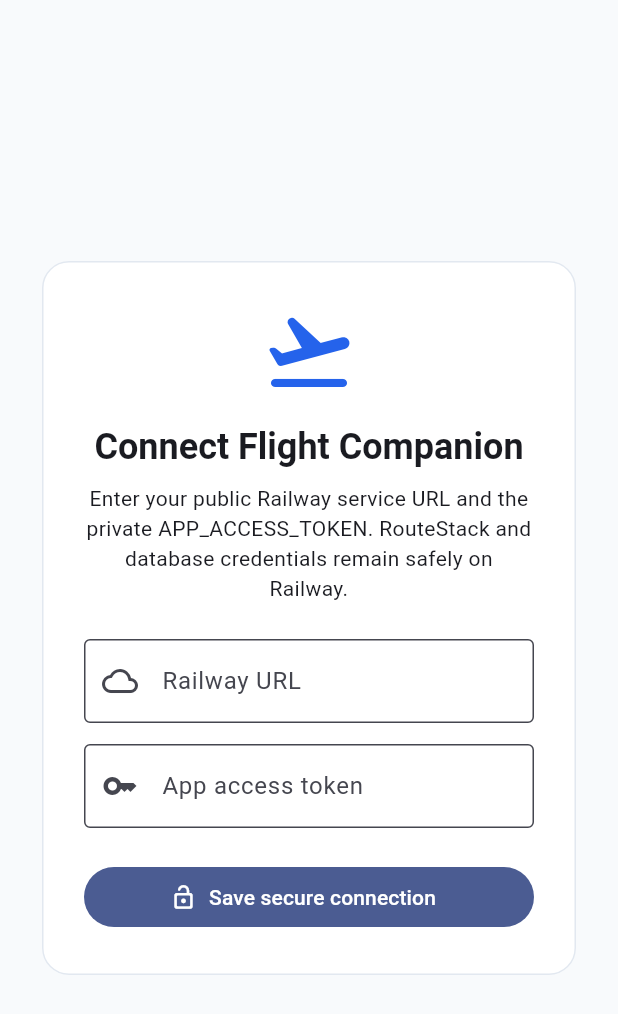
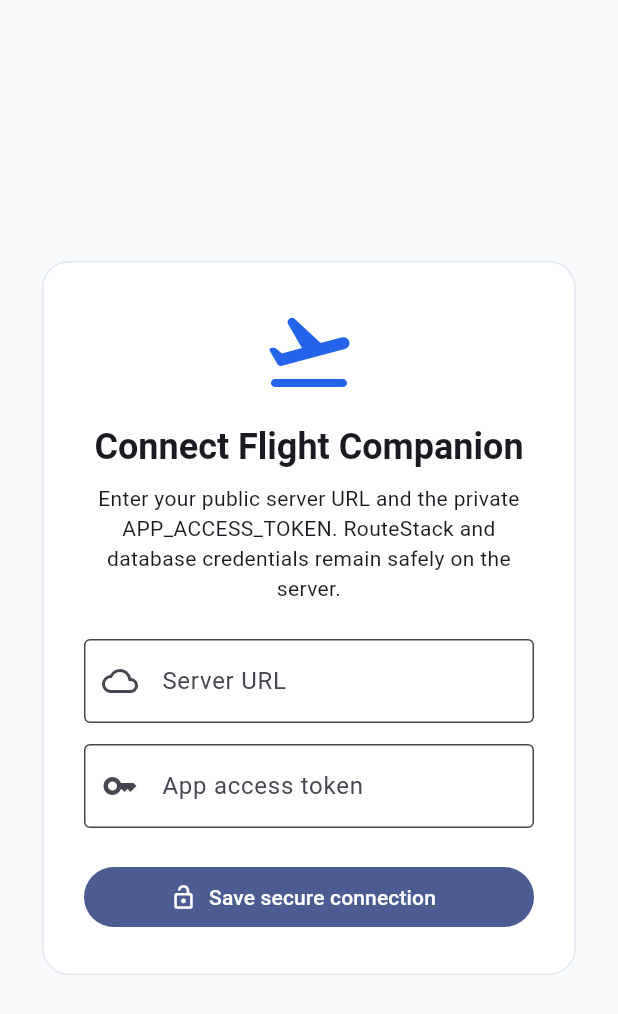
Before and after one commit to dhavalmajmundar/Flight-booking, a Flutter app: the screen it shows after launch, on a phone screen of 412 x 824 dp. Shown: the top 1014 px of the screen. Run offline on Flutter 3.47's test engine with Material 3 defaults, Android fonts, the phone set to English and light mode, and no system bars; our stand-ins replace flutter_secure_storage, shared_preferences.

Commit message:
Fix silent connection-save failure in FlightCompanion Settings
Re-pointing the app at the new flightbot.shivoralabs.com endpoint
appeared to silently revert to the old Railway URL/token. Root cause
was client-side, not the server: the 'Change secure connection'
dialog always shows the token field blank (by design -- the saved
token is a secret, never redisplayed), but Save was
'if (token.text.length < 16) return;' with no error message. Typing
only the new URL and leaving the token field as it visually appeared
(blank) silently cancelled the ENTIRE save, including the URL change,
so the app kept using the decommissioned Railway URL and any request
404'd against it.

- settings_screen.dart: validate URL (https://) and token (>=16 chars
  after re-entry) with an inline error message via StatefulBuilder,
  mirroring the pattern main.dart's first-run ConnectionSetup already
  used successfully.
- Added a widget test reproducing the exact trap: enters a new URL,
  leaves token blank, confirms onConfigure is NOT called and the
  error text appears, then confirms a real save with both fields
  filled.
- Removed stale Railway-specific wording from main.dart,
  settings_screen.dart, and watches_screen.dart now that the app
  points at whatever host is actually running it.

No Flutter SDK in this environment to run flutter analyze/test
locally -- real verification is build-apps.yml's analyze/test steps,
which trigger automatically on push since this touches client_app/**.
Confirm that run is green before installing the rebuilt app.

```diff
--- a/client_app/lib/main.dart
+++ b/client_app/lib/main.dart
@@ -124,7 +124,7 @@
                   ),
                   const SizedBox(height: 8),
                   const Text(
-                    'Enter your public Railway service URL and the private APP_ACCESS_TOKEN. RouteStack and database credentials remain safely on Railway.',
+                    'Enter your public server URL and the private APP_ACCESS_TOKEN. RouteStack and database credentials remain safely on the server.',
                     textAlign: TextAlign.center,
                   ),
                   const SizedBox(height: 24),
@@ -132,8 +132,8 @@
                     controller: url,
                     keyboardType: TextInputType.url,
                     decoration: const InputDecoration(
-                      labelText: 'Railway URL',
-                      hintText: 'https://your-service.up.railway.app',
+                      labelText: 'Server URL',
+                      hintText: 'https://your-service.example.com',
                       prefixIcon: Icon(Icons.cloud_outlined),
                     ),
                   ),
@@ -156,7 +156,7 @@
                               ScaffoldMessenger.of(context).showSnackBar(
                                 const SnackBar(
                                   content: Text(
-                                    'Use an HTTPS Railway URL and a token of at least 16 characters.',
+                                    'Use an HTTPS server URL and a token of at least 16 characters.',
                                   ),
                                 ),
                               );
--- a/client_app/lib/screens/watches_screen.dart
+++ b/client_app/lib/screens/watches_screen.dart
@@ -70,7 +70,7 @@
                             ?.copyWith(fontWeight: FontWeight.bold),
                       ),
                       const Text(
-                        'Persistent, owner-only monitoring within the Railway daily cap.',
+                        'Persistent, owner-only monitoring within the daily watch cap.',
                       ),
                     ],
                   ),
```
Also changed, not shown: client_app/lib/screens/settings_screen.dart (+44 -7 lines), 2 other files.
